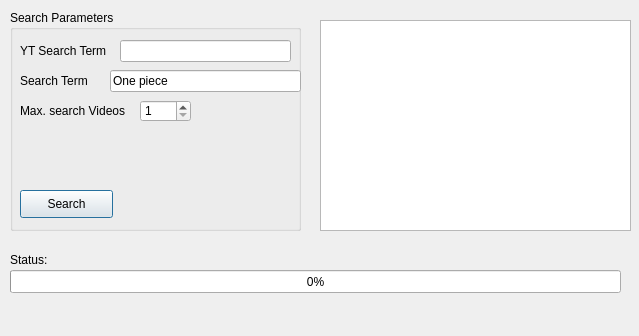
Before: the Qt Designer form ui.ui in Leo-Aqua/AutoOnePiece, drawn with Qt 5.
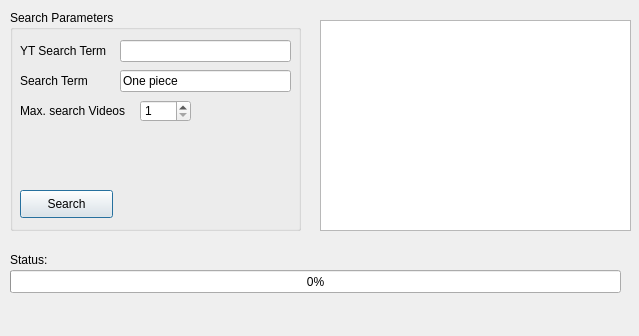
After: the same form once the commit is applied. Icons and pictures are not drawn.

Commit message: adjusted line input sizes

What changed in the file:
```diff
--- a/ui.ui
+++ b/ui.ui
@@ -103,9 +103,9 @@
     <widget class="QLineEdit" name="searchTermInput">
      <property name="geometry">
       <rect>
-       <x>100</x>
+       <x>110</x>
        <y>60</y>
-       <width>191</width>
+       <width>171</width>
        <height>22</height>
       </rect>
      </property>
```
The commit also changes 1 other file.
